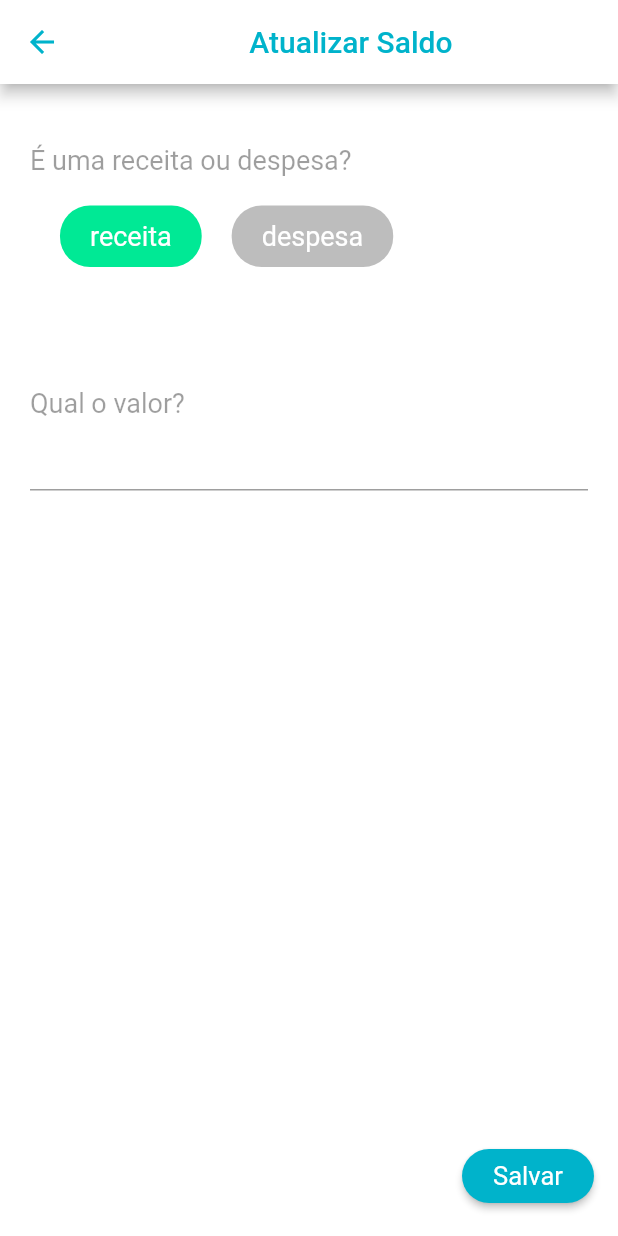
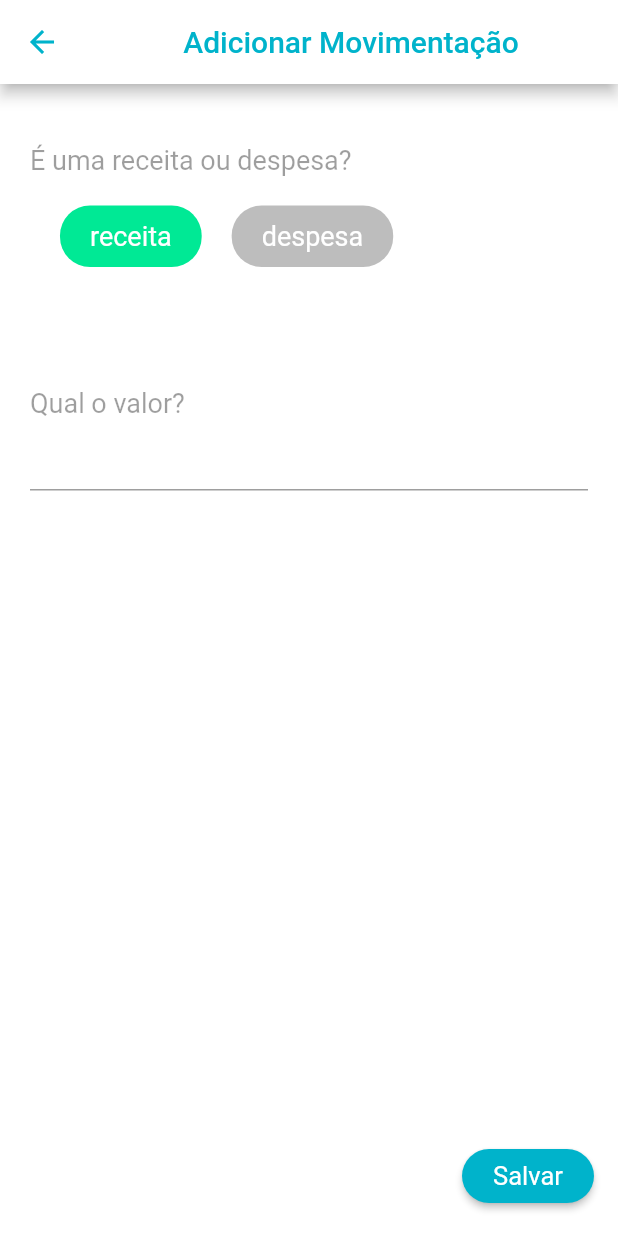
Before and after one commit to 1agracinha/breakeven, a Flutter app: the AtualizarSaldo screen opened directly, on a phone screen of 412 x 824 dp. Run offline on Flutter 3.47's test engine with Material 2 defaults, Android fonts, the phone set to English and light mode, and no system bars; our stand-ins replace firebase_core, get, splashscreen, transparent_image; accounts and stored records are empty; network calls fail.

```diff
--- a/breakeven/lib/screens/atualizar_saldo/atualizar_saldo.dart
+++ b/breakeven/lib/screens/atualizar_saldo/atualizar_saldo.dart
@@ -25,7 +25,7 @@ class _AtualizarSaldoState extends State<AtualizarSaldo> {
           backgroundColor: Colors.white,
           title: Center(
             child: Text(
-              "Atualizar Saldo",
+              "Adicionar Movimentação",
               style: TextStyle(color: Theme.of(context).primaryColor),
             ),
           ),
--- a/breakeven/lib/screens/home/widgets/atualizar_saldo_button.dart
+++ b/breakeven/lib/screens/home/widgets/atualizar_saldo_button.dart
@@ -9,7 +9,7 @@ class AtualizarSaldoButton extends StatelessWidget {
       onPressed: onTap,
       elevation: 2.0,
       fillColor: Theme.of(context).primaryColor,
-      child: Text("Atualizar saldo",
+      child: Text("Adicionar Movimentação",
           style: TextStyle(fontSize: 17, color: Colors.white)),
       padding: EdgeInsets.only(left: 20, right: 20),
       shape: RoundedRectangleBorder(
--- a/breakeven/lib/screens/home/widgets/movimentacao_widget.dart
+++ b/breakeven/lib/screens/home/widgets/movimentacao_widget.dart
@@ -53,6 +53,10 @@ class _MovimentacaoWidgetState extends State<MovimentacaoWidget> {
                     ),
                   ),
             background: Container(color: vermelho),
+            direction: DismissDirection.startToEnd,
+            confirmDismiss: (dissmissFunction) {
+              //TODO: PopUp Confirmacao
+            },
           );
         },
       );
--- a/breakeven/lib/screens/login/login_page.dart
+++ b/breakeven/lib/screens/login/login_page.dart
@@ -40,7 +40,7 @@ class LoginPage extends StatelessWidget {
                   MainButton(
                     text: "Entrar",
                     onPressed: () {
-                      Get.to(Saldo(), transition: Transition.rightToLeft);
+                      Get.off(Saldo(), transition: Transition.rightToLeft);
                     },
                   )
                 ],
--- a/breakeven/lib/screens/saldo_entrada/saldo.dart
+++ b/breakeven/lib/screens/saldo_entrada/saldo.dart
@@ -13,6 +13,7 @@ class Saldo extends StatelessWidget {
   @override
   Widget build(BuildContext context) {
     return Scaffold(
+        backgroundColor: Colors.white,
         body: SafeArea(
           child: Column(children: [
             CabecalhoSaldoEntrada(),
```
Also changed, not shown: breakeven/lib/screens/home/widgets/cabecalho_home.dart (+23 -4 lines).
